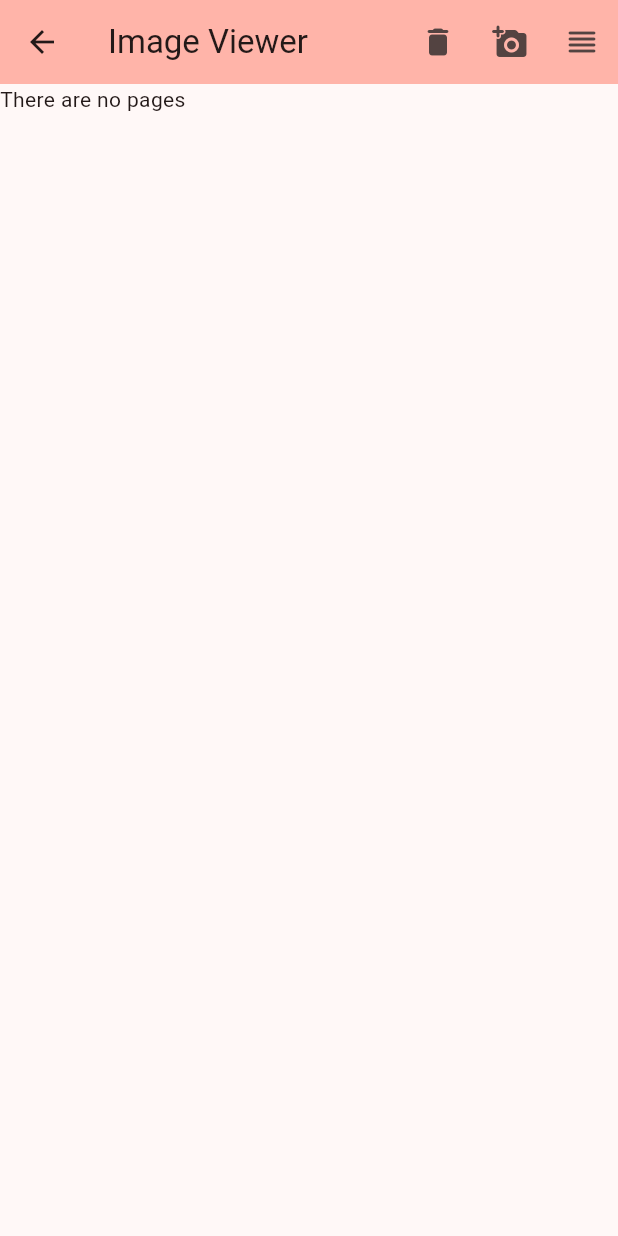
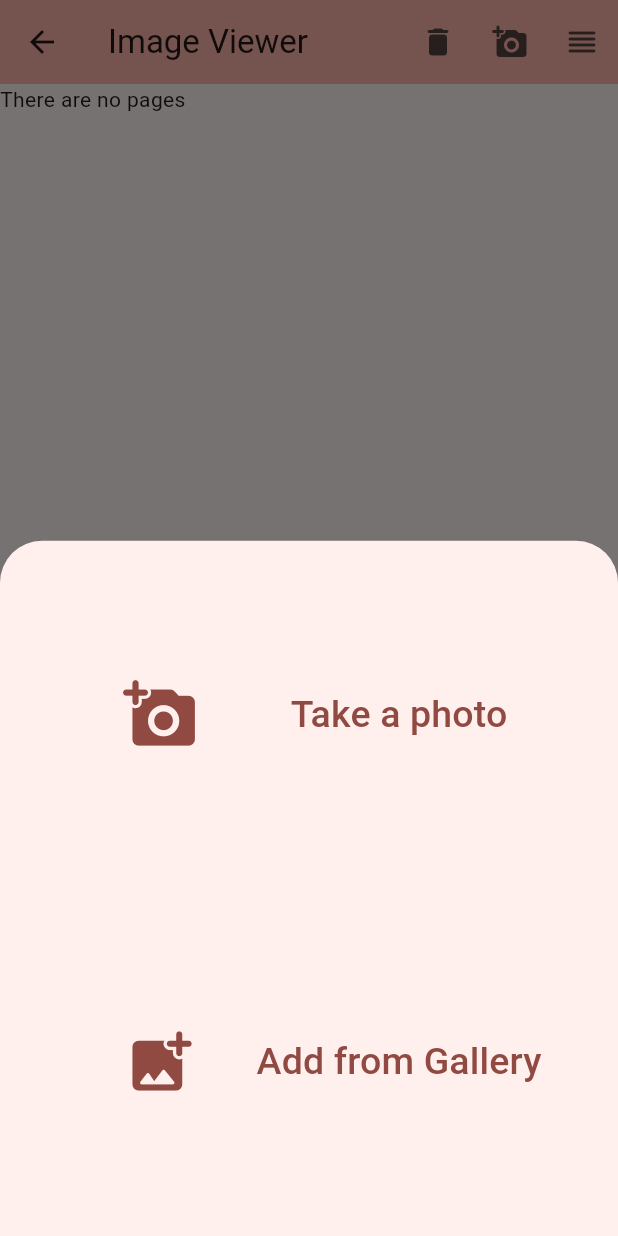
Before and after one commit to RandomModderJDK/hw_manager_flutter, a Flutter app: the ImageViewerRoute screen opened directly with empty values, after a tap on the "add a photo" icon, on a phone screen of 412 x 824 dp. Run offline on Flutter 3.47's test engine with Material 3 defaults, Android fonts, the phone set to English and light mode, and no system bars; our stand-ins replace date_field, image_picker, settings_ui, shared_preferences, sqflite_common_ffi; accounts and stored records are empty.

Commit message:
Added selection menu between taking photo and choosing one from gallery

```diff
--- a/lib/list_tiles.dart
+++ b/lib/list_tiles.dart
@@ -76,7 +76,7 @@ class HWListItem extends StatelessWidget {
                                     }
                                     return IconButton(
                                         onPressed: () {
-                                          pickAndAddImage(homework).then((success) {
+                                          pickAndAddImage(context, homework).then((success) {
                                             if (success) setState(() {});
                                           });
                                         },
--- a/lib/routes/image_viewer_route.dart
+++ b/lib/routes/image_viewer_route.dart
@@ -111,7 +111,7 @@ class _ImageViewerRouteState extends State<ImageViewerRoute> {
                       icon: const Icon(Icons.delete_rounded)),
                   IconButton(
                     onPressed: () {
-                      pickAndAddImage(widget.homework).then((success) {
+                      pickAndAddImage(context, widget.homework).then((success) {
                         if (success) setState(() => pages++);
                       });
                     },
--- a/lib/sqlite.dart
+++ b/lib/sqlite.dart
@@ -2,7 +2,7 @@ import 'dart:async';
 import 'dart:io';
 
 import 'package:flutter/foundation.dart';
-import 'package:flutter/widgets.dart';
+import 'package:flutter/material.dart';
 import 'package:image_picker/image_picker.dart';
 import 'package:path/path.dart';
 import 'package:path_provider/path_provider.dart';
@@ -10,13 +10,62 @@ import 'package:sqflite_common_ffi/sqflite_ffi.dart';
 
 /// Pick and add image to database for the specified homework
 /// Return true on success, otherwise false
-Future<bool> pickAndAddImage(Homework hw) async {
-  XFile? xFile = await ImagePicker()
-      .pickImage(source: Platform.isAndroid || Platform.isIOS ? ImageSource.camera : ImageSource.gallery);
+Future<bool> pickAndAddImage(BuildContext context, Homework hw) async {
+  bool takePhoto = Platform.isAndroid || Platform.isIOS || kDebugMode ? await _openChooseSourceBar(context) : false;
+  XFile? xFile = await ImagePicker().pickImage(source: takePhoto ? ImageSource.camera : ImageSource.gallery);
   if (xFile == null) return false;
   HWPage page = await HWPage.readXFile(hw.id!, xFile);
   DBHelper().insertHWPage(page, orderIn: true);
   return true;
+}
+
+Future<bool> _openChooseSourceBar(BuildContext context) async {
+  return await showModalBottomSheet(
+          context: context,
+          builder: (BuildContext context) => Center(
+                child: Column(
+                  mainAxisAlignment: MainAxisAlignment.spaceEvenly,
+                  crossAxisAlignment: CrossAxisAlignment.center,
+                  mainAxisSize: MainAxisSize.min,
+                  children: [
+                    Expanded(
+                        child: TextButton(
+                      style: TextButton.styleFrom(
+                          shape: RoundedRectangleBorder(
+                        borderRadius: BorderRadius.zero
+                            .copyWith(topLeft: const Radius.circular(30.0), topRight: const Radius.circular(30.0)),
+                      )),
+                      child: const Row(
+                        children: [
+                          SizedBox(width: 70),
+                          Icon(size: 50, Icons.add_a_photo_rounded),
+                          Expanded(
+                              child: Align(
+                                  alignment: Alignment.center,
+                                  child: Text(style: TextStyle(fontSize: 25.0), 'Take a photo')))
+                        ],
+                      ),
+                      onPressed: () => Navigator.pop(context, true),
+                    )),
+                    Expanded(
+                        child: TextButton(
+                      style: TextButton.styleFrom(shape: const RoundedRectangleBorder(borderRadius: BorderRadius.zero)),
+                      child: const Row(
+                        children: [
+                          SizedBox(width: 70),
+                          Icon(size: 50, Icons.add_photo_alternate_rounded),
+                          Expanded(
+                              child: Align(
+                                  alignment: Alignment.center,
+                                  child: Text(style: TextStyle(fontSize: 25.0), 'Add from Gallery')))
+                        ],
+                      ),
+                      onPressed: () => Navigator.pop(context),
+                    )),
+                  ],
+                ),
+              )) ==
+      true;
 }
 
 // TODO Add search function/do not return the whole list of homeworks
```
Also changed, not shown: pubspec.lock.
